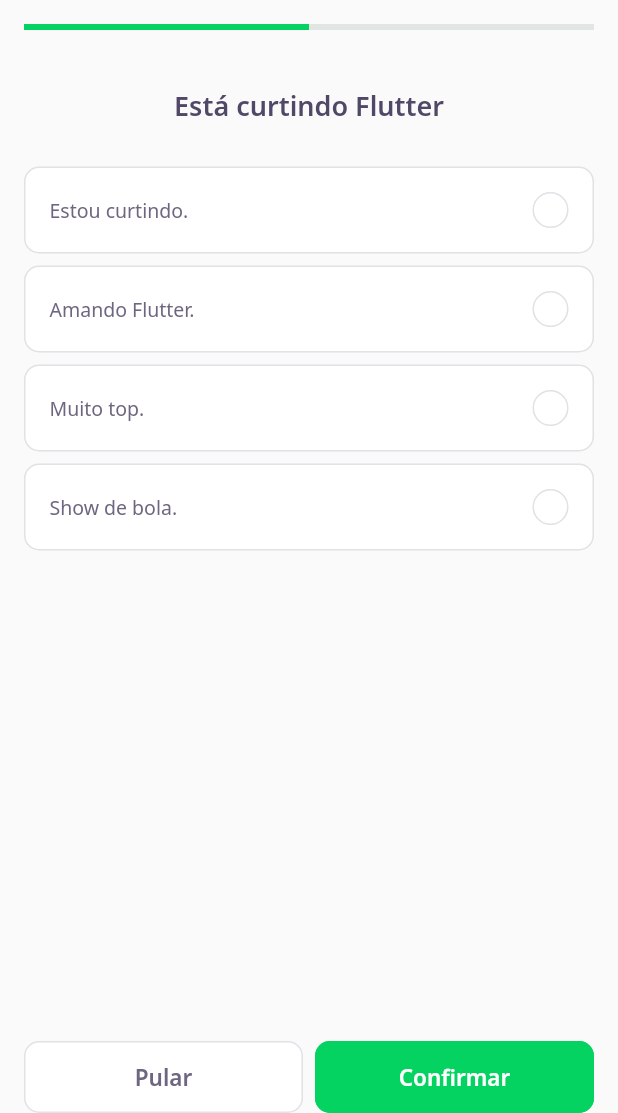
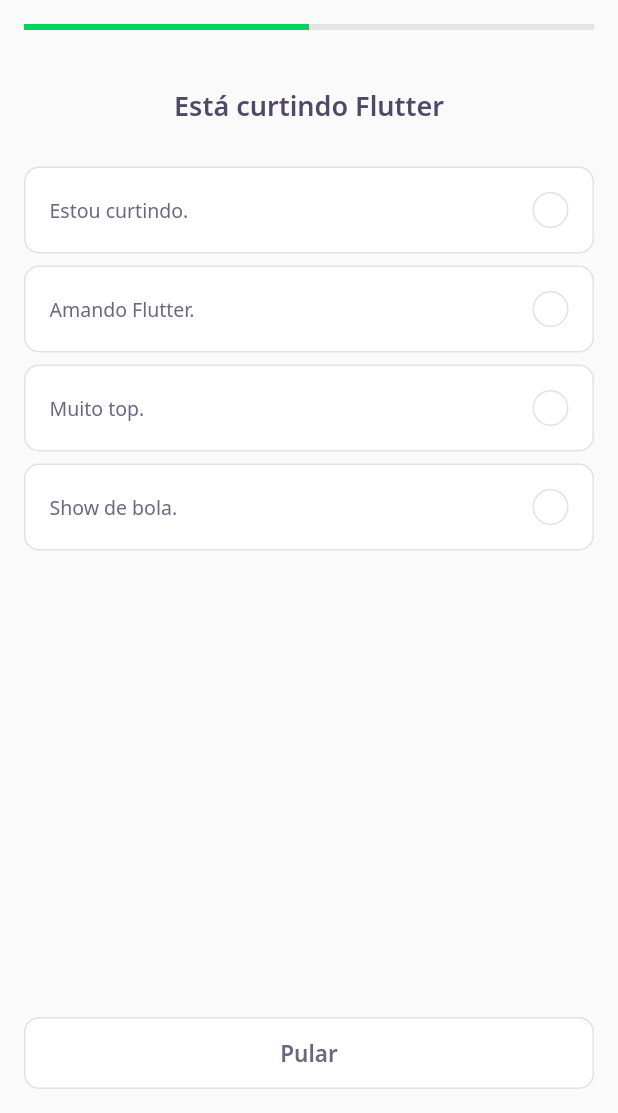
Before and after one commit to 90lucasgabriel/quiz-nlw5, a Flutter app: the screen it shows after launch, after a tap on "NLW 5 Flutter", on a phone screen of 412 x 824 dp, the part 123-1236 px from its top. Run offline on Flutter 3.47's test engine with Material 2 defaults, Android fonts, the phone set to English and light mode, and no system bars; our stand-ins replace google_fonts; accounts and stored records are empty; network calls fail.

Commit message:
16 - New: Answers management;

```diff
--- a/lib/challenge/challenge_page.dart
+++ b/lib/challenge/challenge_page.dart
@@ -19,6 +19,17 @@ class ChallengePage extends StatefulWidget {
 class _ChallengePageState extends State<ChallengePage> {
   final controller = ChallengeController();
   final pageController = PageController();
+
+  void nextPage() {
+    if (controller.currentPage < widget.questions.length) {
+      pageController.nextPage(
+        duration: Duration(
+          milliseconds: 500,
+        ),
+        curve: Curves.easeOut,
+      );
+    }
+  }
 
   @override
   void initState() {
@@ -60,40 +71,44 @@ class _ChallengePageState extends State<ChallengePage> {
         controller: pageController,
         physics: NeverScrollableScrollPhysics(),
         children: widget.questions
-            .map((question) => QuizWidget(question: question))
+            .map(
+              (question) => QuizWidget(
+                question: question,
+                onChange: nextPage,
+              ),
+            )
             .toList(),
       ),
       bottomNavigationBar: SafeArea(
         bottom: true,
         child: Container(
-          padding: EdgeInsets.symmetric(horizontal: 16),
-          child: Row(
+          padding: EdgeInsets.all(16),
+          child: ValueListenableBuilder<int>(
+            valueListenable: controller.currentPageNotifier,
+            builder: (context, value, _) => Row(
               mainAxisAlignment: MainAxisAlignment.spaceAround,
               children: [
+                if (value < widget.questions.length)
                   Expanded(
                     child: NextButtonWidget.white(
                       label: 'Pular',
-                  onPressed: () {
-                    pageController.nextPage(
-                      duration: Duration(
-                        milliseconds: 300,
-                      ),
-                      curve: Curves.bounceInOut,
-                    );
-                  },
+                      onPressed: nextPage,
                     ),
                   ),
-              SizedBox(width: 8),
+                if (value == widget.questions.length)
                   Expanded(
                     child: NextButtonWidget.green(
-                  label: 'Confirmar',
-                  onPressed: () {},
+                      label: 'Finalizar',
+                      onPressed: () {
+                        Navigator.pop(context);
+                      },
                     ),
                   ),
               ],
             ),
           ),
         ),
+      ),
     );
   }
 }
--- a/lib/challenge/widgets/answer/answer_widget.dart
+++ b/lib/challenge/widgets/answer/answer_widget.dart
@@ -1,37 +1,45 @@
 import 'package:flutter/material.dart';
+
 import 'package:quiz/core/core.dart';
+import 'package:quiz/shared/models/answer_model.dart';
 
 class AnswerWidget extends StatelessWidget {
-  final String title;
-  final bool isRight;
+  final AnswerModel answer;
+  final VoidCallback onPressed;
+  final bool disabled;
   final bool isSelected;
 
   AnswerWidget({
-    required this.title,
-    this.isRight = false,
+    required this.answer,
+    required this.onPressed,
+    this.disabled = false,
     this.isSelected = false,
   });
 
   Color get _selectedColorRight =>
-      isRight ? AppColors.darkGreen : AppColors.darkRed;
+      answer.isRight ? AppColors.darkGreen : AppColors.darkRed;
 
   Color get _selectedBorderRight =>
-      isRight ? AppColors.lightGreen : AppColors.lightRed;
+      answer.isRight ? AppColors.lightGreen : AppColors.lightRed;
 
   Color get _selectedColorCardRight =>
-      isRight ? AppColors.lightGreen : AppColors.lightRed;
+      answer.isRight ? AppColors.lightGreen : AppColors.lightRed;
 
   Color get _selectedBorderCardRight =>
-      isRight ? AppColors.green : AppColors.red;
+      answer.isRight ? AppColors.green : AppColors.red;
 
   TextStyle get _selectedTextStyleRight =>
-      isRight ? AppTextStyles.bodyDarkGreen : AppTextStyles.bodyDarkRed;
+      answer.isRight ? AppTextStyles.bodyDarkGreen : AppTextStyles.bodyDarkRed;
 
-  IconData get _selectedIconRight => isRight ? Icons.check : Icons.close;
+  IconData get _selectedIconRight => answer.isRight ? Icons.check : Icons.close;
 
   @override
   Widget build(BuildContext context) {
-    return Container(
+    return IgnorePointer(
+      ignoring: disabled,
+      child: GestureDetector(
+        onTap: onPressed,
+        child: Container(
           margin: EdgeInsets.symmetric(horizontal: 16, vertical: 4),
           padding: EdgeInsets.all(16),
           decoration: BoxDecoration(
@@ -39,7 +47,8 @@ class AnswerWidget extends StatelessWidget {
             borderRadius: BorderRadius.circular(10),
             border: Border.fromBorderSide(
               BorderSide(
-              color: isSelected ? _selectedBorderCardRight : AppColors.border),
+                  color:
+                      isSelected ? _selectedBorderCardRight : AppColors.border),
             ),
           ),
           child: Row(
@@ -47,8 +56,9 @@ class AnswerWidget extends StatelessWidget {
             children: [
               Expanded(
                 child: Text(
-              title,
-              style: isSelected ? _selectedTextStyleRight : AppTextStyles.body,
+                  answer.title,
+                  style:
+                      isSelected ? _selectedTextStyleRight : AppTextStyles.body,
                 ),
               ),
               Container(
@@ -66,12 +76,15 @@ class AnswerWidget extends StatelessWidget {
                     borderRadius: BorderRadius.circular(50),
                     border: Border.fromBorderSide(
                       BorderSide(
-                      color:
-                          isSelected ? _selectedBorderRight : AppColors.border),
+                          color: isSelected
+                              ? _selectedBorderRight
+                              : AppColors.border),
                     ),
                   )),
             ],
           ),
+        ),
+      ),
     );
   }
 }
--- a/lib/challenge/widgets/quiz/quiz_widget.dart
+++ b/lib/challenge/widgets/quiz/quiz_widget.dart
@@ -1,13 +1,28 @@
 import 'package:flutter/material.dart';
 
+import 'package:quiz/challenge/widgets/answer/answer_widget.dart';
 import 'package:quiz/core/core.dart';
+import 'package:quiz/shared/models/answer_model.dart';
 import 'package:quiz/shared/models/question_model.dart';
 
-import 'package:quiz/challenge/widgets/answer/answer_widget.dart';
+class QuizWidget extends StatefulWidget {
+  final QuestionModel question;
+  final VoidCallback onChange;
 
-class QuizWidget extends StatelessWidget {
-  final QuestionModel question;
-  QuizWidget({required this.question});
+  QuizWidget({
+    Key? key,
+    required this.question,
+    required this.onChange,
+  }) : super(key: key);
+
+  @override
+  _QuizWidgetState createState() => _QuizWidgetState();
+}
+
+class _QuizWidgetState extends State<QuizWidget> {
+  int selectedIndex = -1;
+
+  AnswerModel answer(int index) => widget.question.answers[index];
 
   @override
   Widget build(BuildContext context) {
@@ -15,18 +30,23 @@ class QuizWidget extends StatelessWidget {
       child: Column(
         children: [
           Text(
-            question.title,
+            widget.question.title,
             style: AppTextStyles.heading,
           ),
           SizedBox(height: 24),
-          ...question.answers
-              .map(
-                (answer) => AnswerWidget(
-                  title: answer.title,
-                  isRight: answer.isRight ?? false,
-                ),
-              )
-              .toList()
+          for (var i = 0; i < widget.question.answers.length; i++)
+            AnswerWidget(
+              answer: answer(i),
+              disabled: selectedIndex != -1,
+              isSelected: selectedIndex == i,
+              onPressed: () {
+                selectedIndex = i;
+                setState(() {});
+
+                Future.delayed(Duration(seconds: 1))
+                    .then((value) => widget.onChange());
+              },
+            ),
         ],
       ),
     );
--- a/lib/shared/models/answer_model.dart
+++ b/lib/shared/models/answer_model.dart
@@ -2,7 +2,7 @@ import 'dart:convert';
 
 class AnswerModel {
   final String title;
-  final bool? isRight;
+  final bool isRight;
 
   AnswerModel({
     required this.title,
@@ -19,7 +19,7 @@ class AnswerModel {
   factory AnswerModel.fromMap(Map<String, dynamic> map) {
     return AnswerModel(
       title: map['title'],
-      isRight: map['isRight'],
+      isRight: map['isRight'] ?? false,
     );
   }
 
```
Lines whose indentation alone changed are shown as unchanged.
